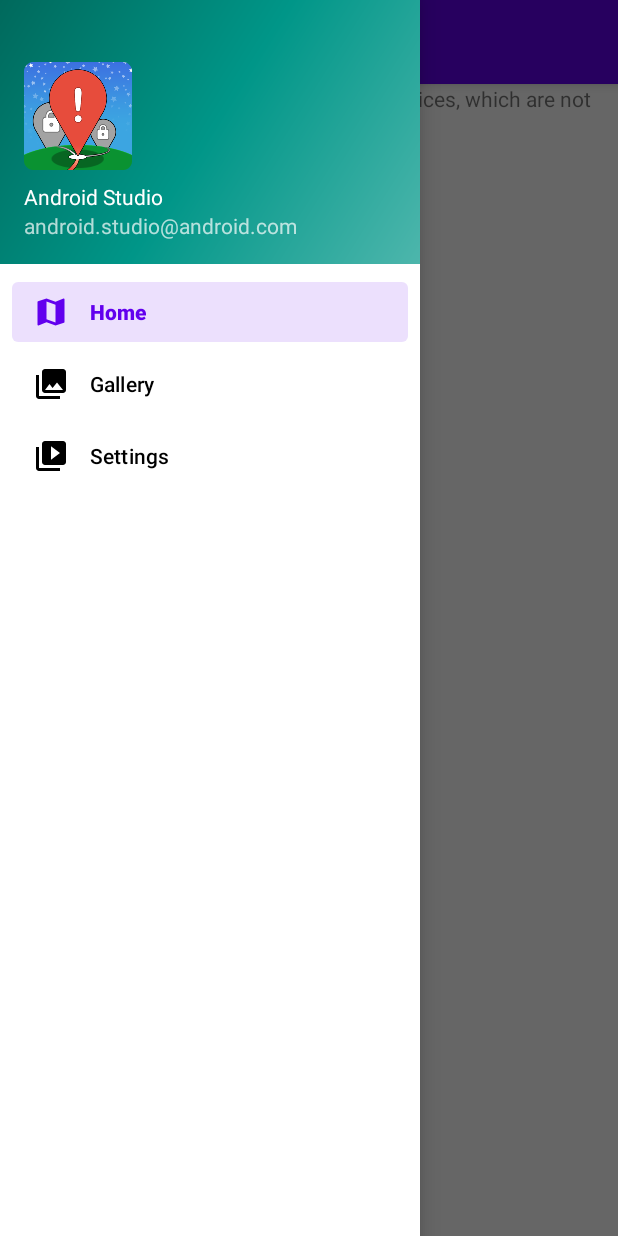
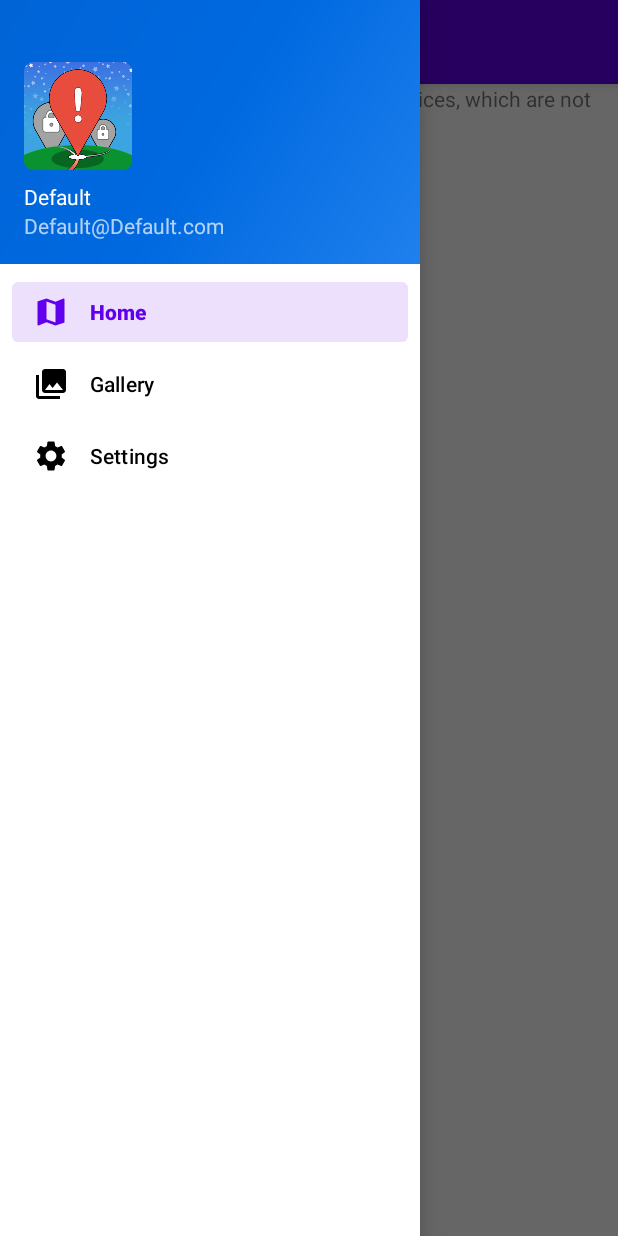
Before and after one commit to neurodraft/GeoQuest, an Android app: the MainActivity screen opened directly, with no data from a screen before it, with the side drawer open, on a phone screen of 412 x 824 dp. Run offline under Robolectric (Android 15) with nearby library versions, the phone set to English and light mode, and no system bars; our stand-ins replace navigation-ui; libraries missing offline, so code that uses them is left out: io.github.jdiemke.triangulation.

Commit message:
Populate nav header with current player, also made it fancier

```diff
--- a/app/src/main/java/com/equipa18/geoquest/MainActivity.java
+++ b/app/src/main/java/com/equipa18/geoquest/MainActivity.java
@@ -2,10 +2,14 @@ package com.equipa18.geoquest;
 
 import android.os.Bundle;
 import android.view.Menu;
+import android.view.View;
+import android.widget.TextView;
 
+import com.equipa18.geoquest.player.PlayerManager;
 import com.equipa18.geoquest.world.WorldManager;
 import com.google.android.material.navigation.NavigationView;
 
+import androidx.annotation.Nullable;
 import androidx.appcompat.app.AppCompatDelegate;
 import androidx.navigation.NavController;
 import androidx.navigation.Navigation;
@@ -14,6 +18,8 @@ import androidx.navigation.ui.NavigationUI;
 import androidx.drawerlayout.widget.DrawerLayout;
 import androidx.appcompat.app.AppCompatActivity;
 import androidx.appcompat.widget.Toolbar;
+
+import org.w3c.dom.Text;
 
 import java.io.IOException;
 import java.io.InputStream;
@@ -31,6 +37,7 @@ public class MainActivity extends AppCompatActivity {
         setContentView(R.layout.activity_main);
         Toolbar toolbar = findViewById(R.id.toolbar);
         setSupportActionBar(toolbar);
+
         /**
         FloatingActionButton fab = findViewById(R.id.fab);
         fab.setOnClickListener(new View.OnClickListener() {
@@ -41,6 +48,7 @@ public class MainActivity extends AppCompatActivity {
             }
         });
          **/
+
         DrawerLayout drawer = findViewById(R.id.drawer_layout);
         NavigationView navigationView = findViewById(R.id.nav_view);
         // Passing each menu ID as a set of Ids because each
@@ -53,6 +61,7 @@ public class MainActivity extends AppCompatActivity {
         NavigationUI.setupActionBarWithNavController(this, navController, mAppBarConfiguration);
         NavigationUI.setupWithNavController(navigationView, navController);
 
+
         //Read interest points from JSON in assets folder (database replacement)
         InputStream is = null;
         try {
@@ -61,7 +70,21 @@ public class MainActivity extends AppCompatActivity {
         } catch (IOException e) {
             e.printStackTrace();
         }
+
+
+
+        //Calling the text fields to populate based on login
+        View view = navigationView.getHeaderView(0);
+
+        TextView username = view.findViewById(R.id.username);
+        TextView email = view.findViewById(R.id.email);
+
+        //This is to populate the user information in the sidebar
+        username.setText(PlayerManager.getCurrentPlayer().getUsername());
+        email.setText(PlayerManager.getCurrentPlayer().getEmail());
     }
+
+
 
     @Override
     public boolean onSupportNavigateUp() {
--- /dev/null
+++ b/app/src/main/res/drawable/ic_baseline_settings_24.xml
@@ -0,0 +1,10 @@
+<vector xmlns:android="http://schemas.android.com/apk/res/android"
+    android:width="24dp"
+    android:height="24dp"
+    android:viewportWidth="24"
+    android:viewportHeight="24"
+    android:tint="?attr/colorControlNormal">
+  <path
+      android:fillColor="@android:color/black"
+      android:pathData="M19.14,12.94c0.04,-0.3 0.06,-0.61 0.06,-0.94c0,-0.32 -0.02,-0.64 -0.07,-0.94l2.03,-1.58c0.18,-0.14 0.23,-0.41 0.12,-0.61l-1.92,-3.32c-0.12,-0.22 -0.37,-0.29 -0.59,-0.22l-2.39,0.96c-0.5,-0.38 -1.03,-0.7 -1.62,-0.94L14.4,2.81c-0.04,-0.24 -0.24,-0.41 -0.48,-0.41h-3.84c-0.24,0 -0.43,0.17 -0.47,0.41L9.25,5.35C8.66,5.59 8.12,5.92 7.63,6.29L5.24,5.33c-0.22,-0.08 -0.47,0 -0.59,0.22L2.74,8.87C2.62,9.08 2.66,9.34 2.86,9.48l2.03,1.58C4.84,11.36 4.8,11.69 4.8,12s0.02,0.64 0.07,0.94l-2.03,1.58c-0.18,0.14 -0.23,0.41 -0.12,0.61l1.92,3.32c0.12,0.22 0.37,0.29 0.59,0.22l2.39,-0.96c0.5,0.38 1.03,0.7 1.62,0.94l0.36,2.54c0.05,0.24 0.24,0.41 0.48,0.41h3.84c0.24,0 0.44,-0.17 0.47,-0.41l0.36,-2.54c0.59,-0.24 1.13,-0.56 1.62,-0.94l2.39,0.96c0.22,0.08 0.47,0 0.59,-0.22l1.92,-3.32c0.12,-0.22 0.07,-0.47 -0.12,-0.61L19.14,12.94zM12,15.6c-1.98,0 -3.6,-1.62 -3.6,-3.6s1.62,-3.6 3.6,-3.6s3.6,1.62 3.6,3.6S13.98,15.6 12,15.6z"/>
+</vector>
--- a/app/src/main/res/drawable/side_nav_bar.xml
+++ b/app/src/main/res/drawable/side_nav_bar.xml
@@ -2,8 +2,8 @@
     android:shape="rectangle">
     <gradient
         android:angle="135"
-        android:centerColor="#009688"
-        android:endColor="#00695C"
-        android:startColor="#4DB6AC"
+        android:centerColor="#0069e0"
+        android:endColor="#0064d6"
+        android:startColor="#1f80ed"
         android:type="linear" />
 </shape>
--- a/app/src/main/res/layout/nav_header_main.xml
+++ b/app/src/main/res/layout/nav_header_main.xml
@@ -21,15 +21,14 @@
         app:srcCompat="@mipmap/ic_launcher_round" />
 
     <TextView
+        android:id="@+id/username"
         android:layout_width="match_parent"
         android:layout_height="wrap_content"
         android:paddingTop="@dimen/nav_header_vertical_spacing"
-        android:text="@string/nav_header_title"
         android:textAppearance="@style/TextAppearance.AppCompat.Body1" />
 
     <TextView
-        android:id="@+id/textView"
+        android:id="@+id/email"
         android:layout_width="wrap_content"
-        android:layout_height="wrap_content"
-        android:text="@string/nav_header_subtitle" />
+        android:layout_height="wrap_content" />
 </LinearLayout>
--- a/app/src/main/res/menu/activity_main_drawer.xml
+++ b/app/src/main/res/menu/activity_main_drawer.xml
@@ -14,7 +14,7 @@
             android:title="@string/menu_gallery" />
         <item
             android:id="@+id/nav_settings"
-            android:icon="@drawable/ic_menu_slideshow"
+            android:icon="@drawable/ic_baseline_settings_24"
             android:title="@string/menu_slideshow" />
     </group>
 </menu>
```
Also changed, not shown: app/src/main/java/com/equipa18/geoquest/LoginActivity.java (+4 -4 lines), app/src/main/java/com/equipa18/geoquest/RegisterActivity.java (+5 -5 lines), app/src/main/java/com/equipa18/geoquest/player/PlayerManager.java (+8 -4 lines).
